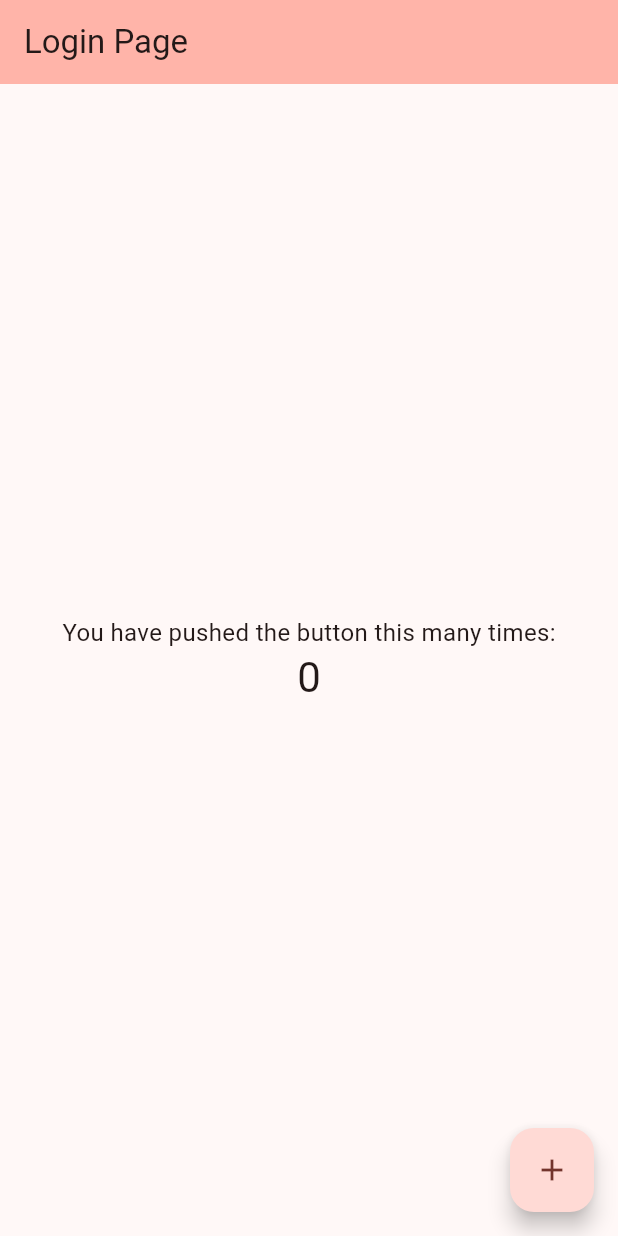
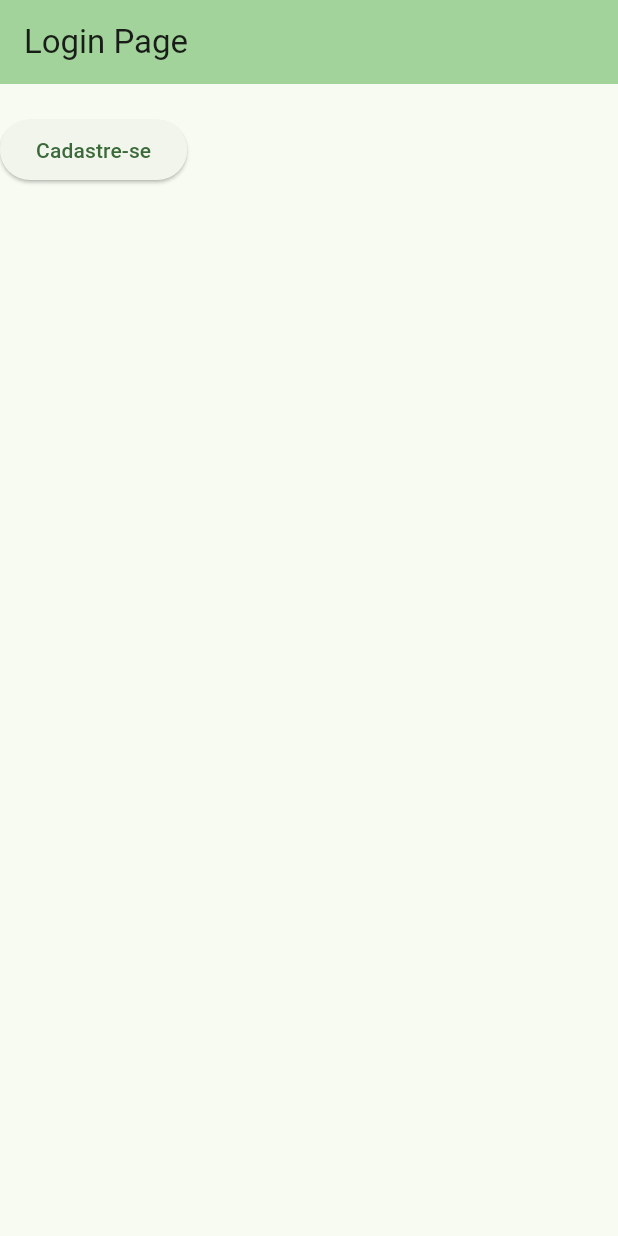
Before and after one commit to coelhoadler/pos-fiap-FRNT-TC-financeiro-mobile, a Flutter app: the screen it shows after launch, on a phone screen of 412 x 824 dp. Run offline on Flutter 3.47's test engine with Material 3 defaults, Android fonts, the light colour scheme and no system bars; our stand-ins replace firebase_auth, firebase_core, firebase_storage, image_picker; accounts and stored records are empty.

Commit message:
feat: update color scheme to green and simplify login page layout with registration button

```diff
--- a/lib/main.dart
+++ b/lib/main.dart
@@ -20,7 +20,7 @@ class MyApp extends StatelessWidget {
     return MaterialApp(
       title: 'Flutter Demo',
       theme: ThemeData(
-        colorScheme: ColorScheme.fromSeed(seedColor: Colors.red),
+        colorScheme: ColorScheme.fromSeed(seedColor: Colors.green),
       ),
       initialRoute: Routes.login,
       routes: {
--- a/lib/pages/login.dart
+++ b/lib/pages/login.dart
@@ -1,4 +1,5 @@
 import 'package:flutter/material.dart';
+import 'package:pos_fiap_fin_mobile/utils/routes.dart';
 
 class LoginPage extends StatefulWidget {
   const LoginPage({super.key, required this.title});
@@ -10,12 +11,8 @@ class LoginPage extends StatefulWidget {
 }
 
 class _LoginPageState extends State<LoginPage> {
-  int _counter = 0;
-
-  void _incrementCounter() {
-    setState(() {
-      _counter++;
-    });
+  void goToRegisterRoute() {
+    Navigator.pushNamed(context, Routes.register);
   }
 
   @override
@@ -25,25 +22,14 @@ class _LoginPageState extends State<LoginPage> {
         backgroundColor: Theme.of(context).colorScheme.inversePrimary,
         title: Text(widget.title),
       ),
-      body: Center(
-        child: Column(
-          mainAxisAlignment: MainAxisAlignment.center,
-          children: <Widget>[
-            const Text(
-              'You have pushed the button this many times:',
-              style: TextStyle(fontSize: 16),
-            ),
-            Text(
-              '$_counter',
-              style: Theme.of(context).textTheme.headlineMedium,
-            ),
-          ],
-        ),
-      ),
-      floatingActionButton: FloatingActionButton(
-        onPressed: _incrementCounter,
-        tooltip: 'Increment',
-        child: const Icon(Icons.add),
+      body: Column(
+        children: <Widget>[
+          SizedBox(height: 20),
+          ElevatedButton(
+            onPressed: goToRegisterRoute,
+            child: Text('Cadastre-se'),
+          ),
+        ],
       ),
     );
   }
```
